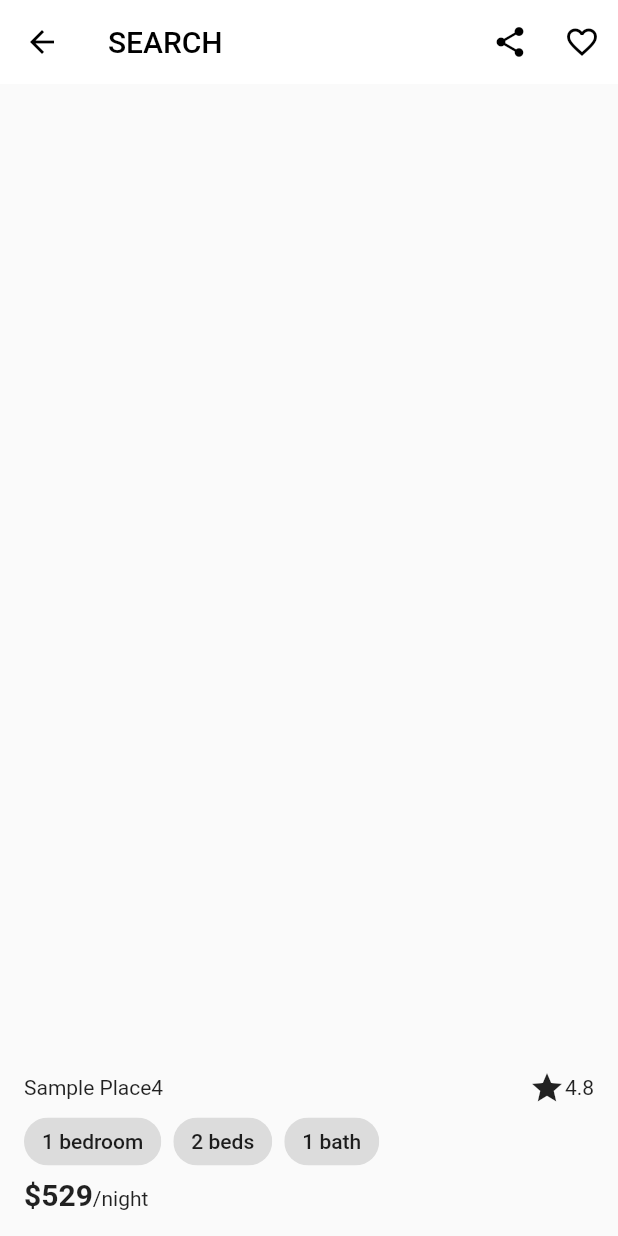
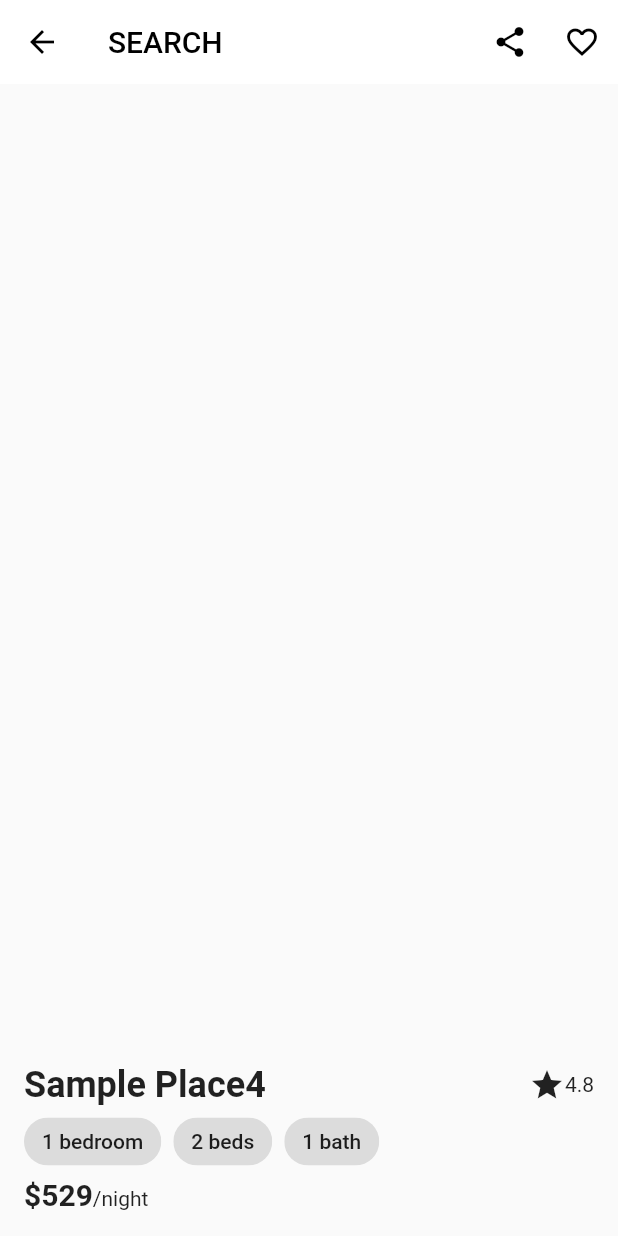
Before and after one commit to JAICHANGPARK/flutter_notebook_chapter_30, a Flutter app: the VacationDetailPage screen opened directly, on a phone screen of 412 x 824 dp. Run offline on Flutter 3.47's test engine with Material 2 defaults, Android fonts, the phone set to English and light mode, and no system bars; our stand-ins replace dots_indicator, flutter_riverpod, freezed_annotation, go_router, percent_indicator; missing offline and left inert: rulers.

Commit message:
Update vacation_detail_page.dart

```diff
--- a/lib/ep1517_vacation_booking_app/view/vacation_detail_page.dart
+++ b/lib/ep1517_vacation_booking_app/view/vacation_detail_page.dart
@@ -38,7 +38,12 @@ class _VacationDetailPageState extends State<VacationDetailPage> {
               children: [
                 Row(
                   children: [
-                    Text("Sample Place4"),
+                    Text("Sample Place4",
+                      style: TextStyle(
+                        fontWeight: FontWeight.bold,
+                        fontSize: 24,
+                      ),
+                    ),
                     Spacer(),
                     Icon(Icons.star),
                     Text("4.8"),
```
